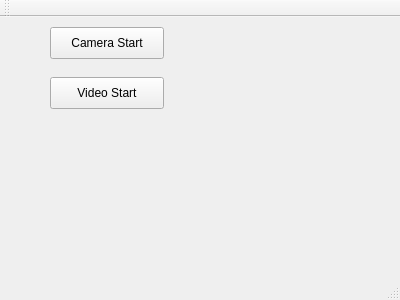
This is MainWindow.ui in mitmul/HappyMap as Qt 5 draws it before an edit. The edited form follows.
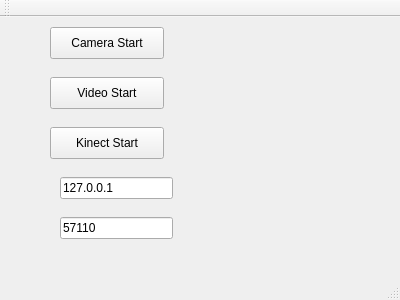
This is the edited form.

Diff of the .ui file:
```diff
--- a/MainWindow.ui
+++ b/MainWindow.ui
@@ -40,6 +40,45 @@
      <string>Video Start</string>
     </property>
    </widget>
+   <widget class="QPushButton" name="pushButton_KinectStart">
+    <property name="geometry">
+     <rect>
+      <x>50</x>
+      <y>110</y>
+      <width>114</width>
+      <height>32</height>
+     </rect>
+    </property>
+    <property name="text">
+     <string>Kinect Start</string>
+    </property>
+   </widget>
+   <widget class="QLineEdit" name="lineEdit_OSCServerIP">
+    <property name="geometry">
+     <rect>
+      <x>60</x>
+      <y>160</y>
+      <width>113</width>
+      <height>22</height>
+     </rect>
+    </property>
+    <property name="text">
+     <string>127.0.0.1</string>
+    </property>
+   </widget>
+   <widget class="QLineEdit" name="lineEdit_OSCServerPort">
+    <property name="geometry">
+     <rect>
+      <x>60</x>
+      <y>200</y>
+      <width>113</width>
+      <height>22</height>
+     </rect>
+    </property>
+    <property name="text">
+     <string>57110</string>
+    </property>
+   </widget>
   </widget>
   <widget class="QMenuBar" name="menuBar">
    <property name="geometry">
```
